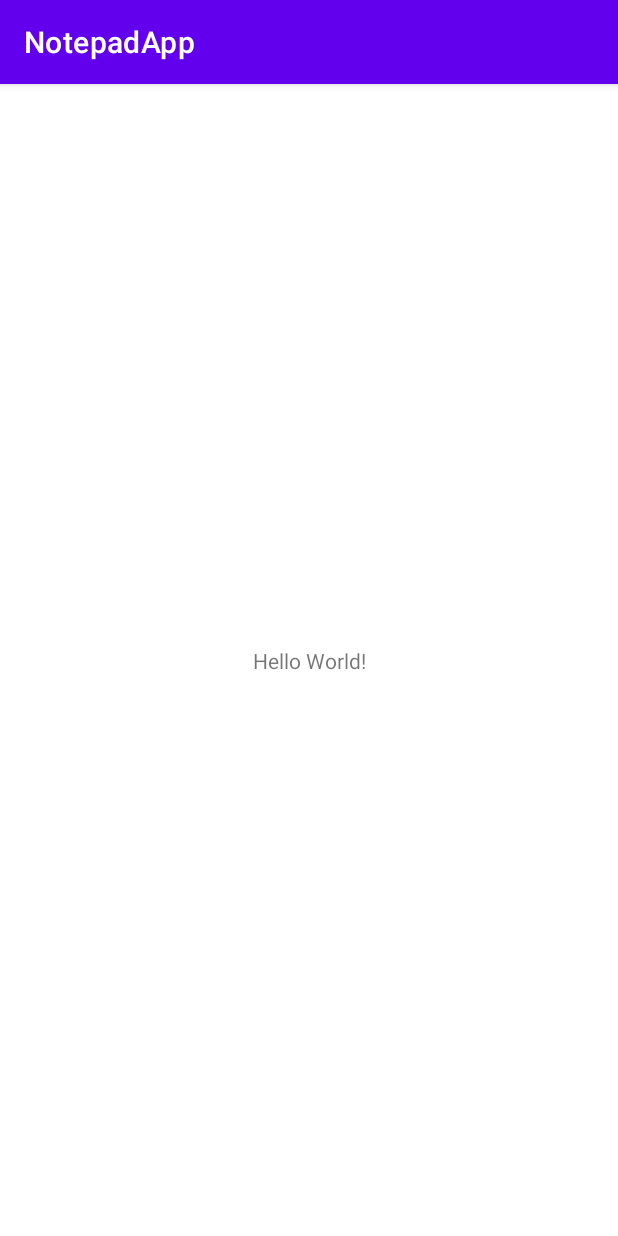
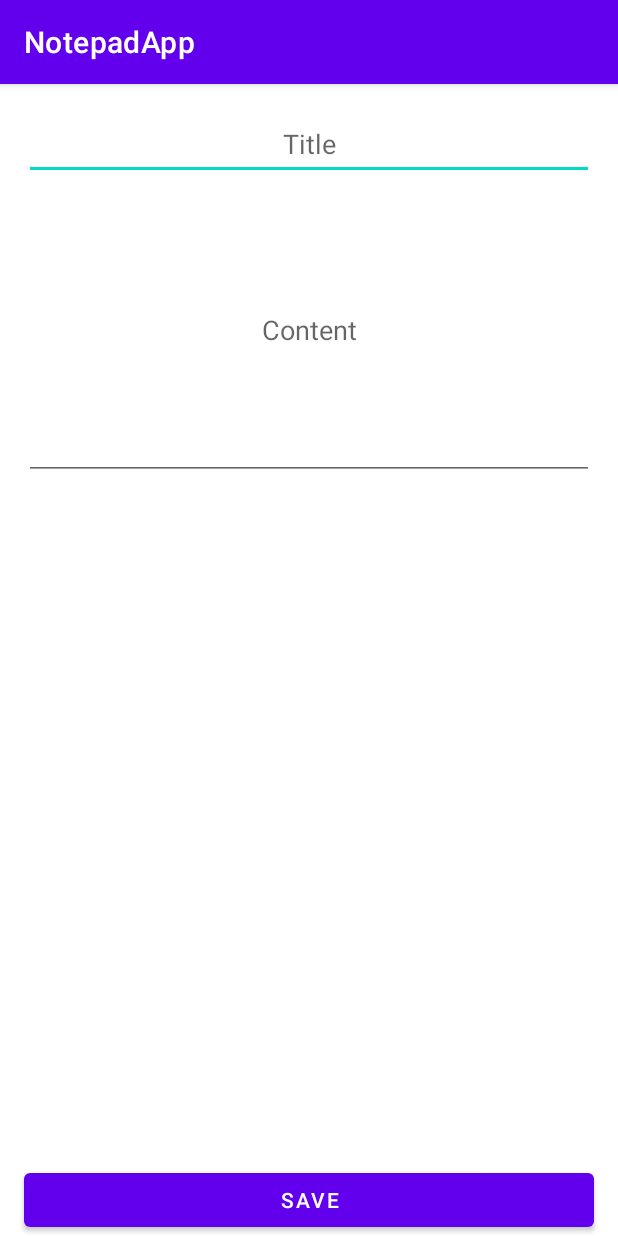
Before and after one commit to iRMB2BA/NotepadApp, an Android app: the screen it shows after launch (MainActivity), on a phone screen of 412 x 824 dp. Run offline under Robolectric (Android 15) with nearby library versions, the phone set to English and light mode, and no system bars.

```diff
--- /dev/null
+++ b/app/src/main/java/com/example/notepadapp/db/MyDbHalper.kt
@@ -0,0 +1,18 @@
+package com.example.notepadapp.db
+
+import android.content.Context
+import android.database.sqlite.SQLiteDatabase
+import android.database.sqlite.SQLiteOpenHelper
+
+class MyDbHelper(context: Context) : SQLiteOpenHelper(context, MyDbNameClass.DATABASE_NAME,
+    null, MyDbNameClass.DATABASE_VERSION) {
+
+    override fun onCreate(db: SQLiteDatabase?) {
+        db?.execSQL(MyDbNameClass.CREAT_TABLE)
+    }
+
+    override fun onUpgrade(db: SQLiteDatabase?, p1: Int, p2: Int) {
+        db?.execSQL(MyDbNameClass.SQL_DELETE_TABLE)
+        onCreate(db)
+    }
+}
--- a/app/src/main/res/layout/activity_main.xml
+++ b/app/src/main/res/layout/activity_main.xml
@@ -7,12 +7,57 @@
     tools:context=".MainActivity">
 
     <TextView
-        android:layout_width="wrap_content"
-        android:layout_height="wrap_content"
-        android:text="Hello World!"
-        app:layout_constraintBottom_toBottomOf="parent"
+        android:id="@+id/tvTest"
+        android:layout_width="0dp"
+        android:layout_height="0dp"
+        android:text=""
+        app:layout_constraintBottom_toTopOf="@+id/button"
+        app:layout_constraintEnd_toEndOf="@+id/edContent"
         app:layout_constraintLeft_toLeftOf="parent"
         app:layout_constraintRight_toRightOf="parent"
+        app:layout_constraintStart_toStartOf="@+id/edContent"
+        app:layout_constraintTop_toBottomOf="@+id/edContent"
+        android:layout_marginBottom="8dp"/>
+
+    <EditText
+        android:id="@+id/edTitle"
+        android:layout_width="0dp"
+        android:layout_height="wrap_content"
+        android:layout_marginStart="16dp"
+        android:layout_marginTop="16dp"
+        android:layout_marginEnd="16dp"
+        android:autofillHints=""
+        android:ems="10"
+        android:gravity="center"
+        android:hint="@string/title"
+        android:inputType="textPersonName"
+        android:minHeight="48dp"
+        app:layout_constraintEnd_toEndOf="parent"
+        app:layout_constraintHorizontal_bias="0.497"
+        app:layout_constraintStart_toStartOf="parent"
         app:layout_constraintTop_toTopOf="parent" />
 
+    <EditText
+        android:id="@+id/edContent"
+        android:layout_width="0dp"
+        android:layout_height="200dp"
+        android:autofillHints=""
+        android:ems="10"
+        android:gravity="center|top|fill_vertical"
+        android:hint="@string/content"
+        android:inputType="textMultiLine|textPersonName"
+        app:layout_constraintEnd_toEndOf="@+id/edTitle"
+        app:layout_constraintStart_toStartOf="@+id/edTitle"
+        app:layout_constraintTop_toBottomOf="@+id/edTitle" />
+
+    <Button
+        android:id="@+id/button"
+        android:layout_width="0dp"
+        android:layout_height="wrap_content"
+        android:onClick="onClickSave"
+        android:text="@string/save"
+        app:layout_constraintBottom_toBottomOf="parent"
+        app:layout_constraintEnd_toEndOf="@+id/tvTest"
+        app:layout_constraintStart_toStartOf="@+id/tvTest" />
+
 </androidx.constraintlayout.widget.ConstraintLayout>
--- a/app/src/main/res/values/strings.xml
+++ b/app/src/main/res/values/strings.xml
@@ -1,3 +1,6 @@
 <resources>
     <string name="app_name">NotepadApp</string>
+    <string name="title">Title</string>
+    <string name="content">Content</string>
+    <string name="save">SAVE</string>
 </resources>
```
Also changed, not shown: app/src/main/java/com/example/notepadapp/MainActivity.kt (+21 -0 lines), app/src/main/java/com/example/notepadapp/db/MyDbManager.kt (added, +43 -0 lines), app/src/main/java/com/example/notepadapp/db/MyDbNameClass.kt (added, +16 -0 lines).
